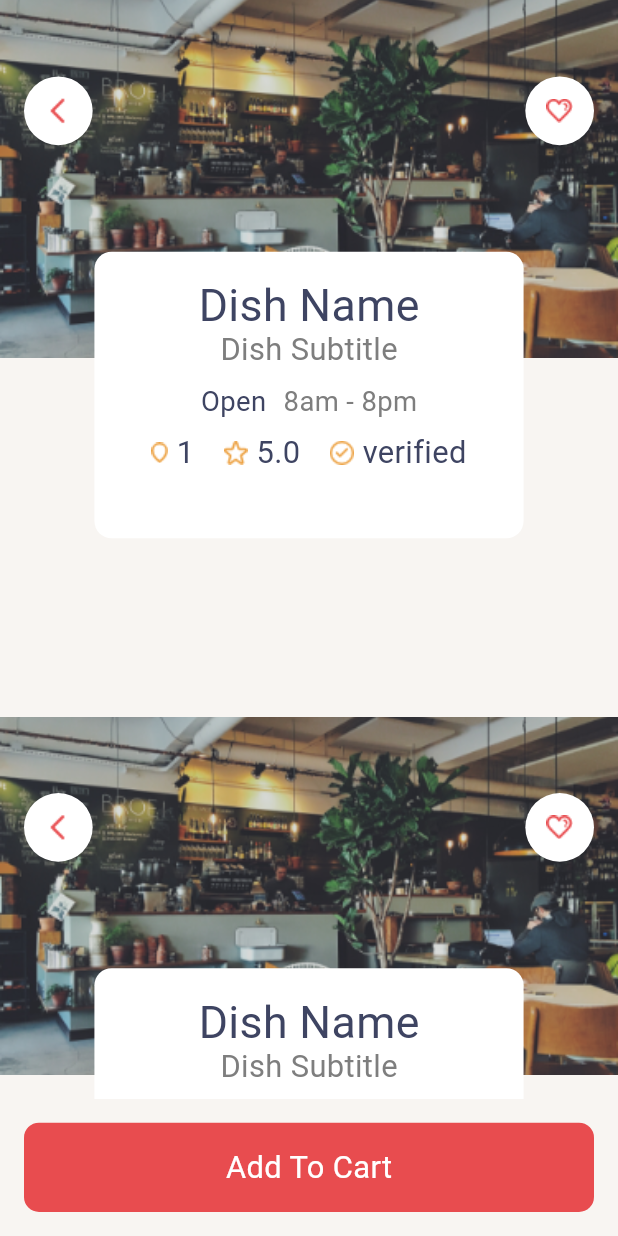
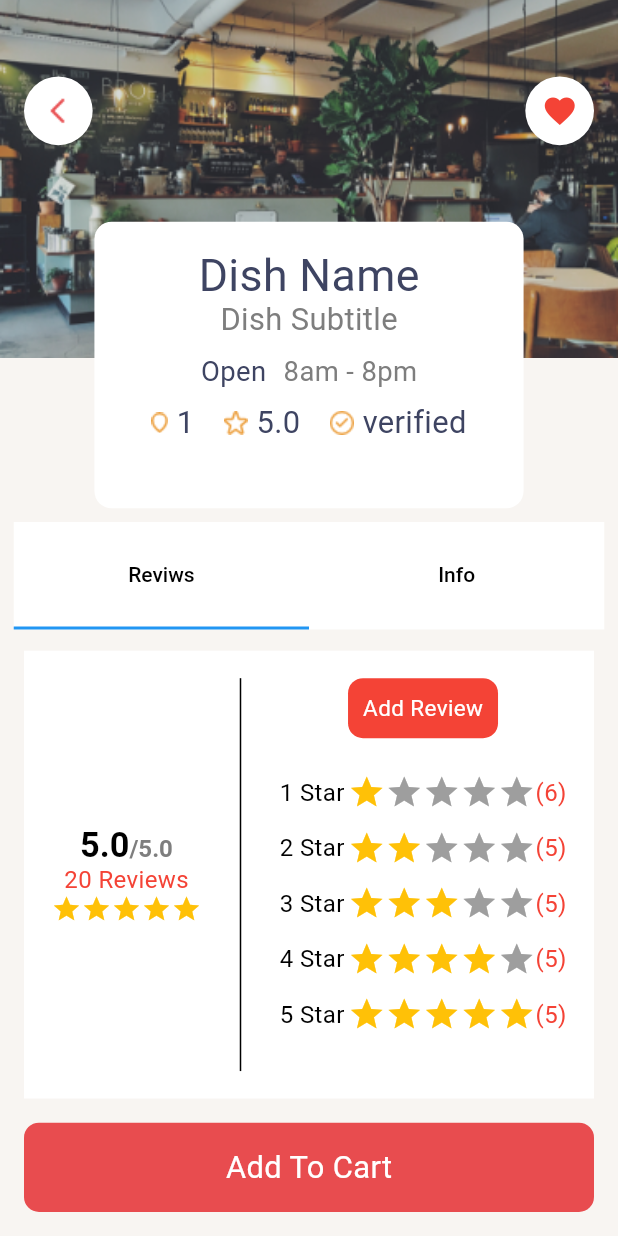
Before and after one commit to shafi21064/food_app, a Flutter app: the screen it shows after launch, after a tap on "Dish Name", on a phone screen of 412 x 824 dp. Run offline on Flutter 3.47's test engine with Material 2 defaults, Android fonts, the phone set to English and light mode, and no system bars; drawn by our look-alikes of flutter_rating_bar; our stand-ins replace flutter_screenutil.

Commit message:
review page added

```diff
--- a/lib/main.dart
+++ b/lib/main.dart
@@ -2,7 +2,6 @@ import 'package:flutter/material.dart';
 import 'package:flutter_screenutil/flutter_screenutil.dart';
 import 'package:food_app/src/data/global_widgets/bottom_navigation.dart';
 import 'package:food_app/src/controller/item_provider.dart';
-import 'package:food_app/src/modules/home/home.dart';
 import 'package:provider/provider.dart';
 
 void main() {
--- a/lib/src/controller/item_provider.dart
+++ b/lib/src/controller/item_provider.dart
@@ -13,7 +13,7 @@ class ItemProvider extends ChangeNotifier{
       'item_left' : '5'
     },
     {
-      'id' : 1,
+      'id' : 2,
       'item_pic' : 'assets/images/dish_two.png',
       'item_name' : 'Dish Name2',
       'item_subname' : 'Dish Subtitle',
@@ -22,7 +22,7 @@ class ItemProvider extends ChangeNotifier{
       'item_left' : '5'
     },
     {
-      'id' : 1,
+      'id' : 3,
       'item_pic' : 'assets/images/dish_one.png',
       'item_name' : 'Dish Name3',
       'item_subname' : 'Dish Subtitle',
@@ -31,7 +31,7 @@ class ItemProvider extends ChangeNotifier{
       'item_left' : '5'
     },
     {
-      'id' : 1,
+      'id' : 4,
       'item_pic' : 'assets/images/dish_two.png',
       'item_name' : 'Dish Name4',
       'item_subname' : 'Dish Subtitle',
@@ -40,4 +40,12 @@ class ItemProvider extends ChangeNotifier{
       'item_left' : '5'
     }
   ];
+
+  bool _isFavorite = false ;
+  bool get isFavorite => _isFavorite;
+
+  void setIsFavorite(){
+    _isFavorite = !_isFavorite;
+    notifyListeners();
+  }
 }
--- a/lib/src/data/global_widgets/bottom_navigation.dart
+++ b/lib/src/data/global_widgets/bottom_navigation.dart
@@ -1,6 +1,6 @@
 import 'package:flutter/material.dart';
 import 'package:food_app/src/modules/cart/cart_screen.dart';
-import 'package:food_app/src/modules/home/home.dart';
+import 'package:food_app/src/modules/home/views/home.dart';
 import 'package:food_app/src/modules/search/search_screen.dart';
 import 'package:food_app/src/modules/account/user_screen.dart';
 
--- a/lib/src/data/global_widgets/custom_button.dart
+++ b/lib/src/data/global_widgets/custom_button.dart
@@ -1,7 +1,7 @@
 import 'package:flutter/material.dart';
 import 'package:flutter_screenutil/flutter_screenutil.dart';
 import 'package:food_app/src/data/global_widgets/small_widget/text_widget.dart';
-import 'package:food_app/src/data/utils/const_color.dart';
+import 'package:food_app/src/data/utils/custom_color.dart';
 
 class CustomButton extends StatelessWidget {
   String buttonName;
--- a/lib/src/data/global_widgets/dish_item.dart
+++ b/lib/src/data/global_widgets/dish_item.dart
@@ -1,6 +1,6 @@
 import 'package:flutter/material.dart';
 import 'package:flutter_screenutil/flutter_screenutil.dart';
-import 'package:food_app/src/data/utils/const_color.dart';
+import 'package:food_app/src/data/utils/custom_color.dart';
 
 class DishItem extends StatelessWidget {
   String dishImage,
--- a/lib/src/data/global_widgets/item_info.dart
+++ b/lib/src/data/global_widgets/item_info.dart
@@ -1,7 +1,7 @@
 import 'package:flutter/material.dart';
 import 'package:flutter_screenutil/flutter_screenutil.dart';
 import 'package:food_app/src/data/global_widgets/small_widget/text_widget.dart';
-import 'package:food_app/src/data/utils/const_color.dart';
+import 'package:food_app/src/data/utils/custom_color.dart';
 
 class ItemInfo extends StatelessWidget {
   String dishTitle, subTitle;
--- a/lib/src/data/global_widgets/menu_box.dart
+++ b/lib/src/data/global_widgets/menu_box.dart
@@ -1,6 +1,6 @@
 import 'package:flutter/material.dart';
 import 'package:flutter_screenutil/flutter_screenutil.dart';
-import 'package:food_app/src/data/utils/const_color.dart';
+import 'package:food_app/src/data/utils/custom_color.dart';
 
 class MenuBox extends StatelessWidget {
   String menuTitle, menuIcon;
--- a/lib/src/modules/cart/cart_screen.dart
+++ b/lib/src/modules/cart/cart_screen.dart
@@ -1,66 +1,14 @@
 import 'package:flutter/material.dart';
-import 'package:flutter_screenutil/flutter_screenutil.dart';
-import 'package:food_app/src/data/global_widgets/custom_button.dart';
-import 'package:food_app/src/data/global_widgets/dish_item.dart';
-import 'package:food_app/src/modules/cart/local_widget/returant_background.dart';
 
 class CartScreen extends StatelessWidget {
-  String? dishTitle, disSubTitle;
-   CartScreen({super.key,  this.dishTitle,  this.disSubTitle});
+  const CartScreen({super.key});
 
   @override
   Widget build(BuildContext context) {
-    return Scaffold(
-        backgroundColor: const Color(0xffF8F5F2),
-      body:
-           Column(
-             children: [
-               Expanded(
-                 flex: 8,
-                 child: SingleChildScrollView(
-
-                   child: Column(
-                     children: [
-                       ResturantBackground(
-                         dishTitle: '$dishTitle',
-                         disSubTitle: '$disSubTitle',
-                       ),
-                       SizedBox(height: 200.h,),
-                       ResturantBackground(
-                         dishTitle: '$dishTitle',
-                         disSubTitle: '$disSubTitle',
-                       ),
-                       SizedBox(height: 200.h,),
-                       ResturantBackground(
-                         dishTitle: '$dishTitle',
-                         disSubTitle: '$disSubTitle',
-                       ),
-                       SizedBox(height: 200.h,),
-                       ResturantBackground(
-                         dishTitle: '$dishTitle',
-                         disSubTitle: '$disSubTitle',
-                       ),
-                       SizedBox(height: 200.h,),
-                       ResturantBackground(
-                         dishTitle: '$dishTitle',
-                         disSubTitle: '$disSubTitle',
-                       ),
-                     ],
-                   ),
-                 ),
-               ),
-
-
-
-               Expanded(
-                 //flex: 1,
-                 child: CustomButton(
-                   buttonName: 'Add To Cart',
-                 ),
-               )
-             ],
-           ),
-
+    return const Scaffold(
+      body: Center(
+        child: Text('this is cart'),
+      ),
     );
   }
 }
--- a/lib/src/modules/home/local_widgets/home_greetings.dart
+++ b/lib/src/modules/home/local_widgets/home_greetings.dart
@@ -1,6 +1,6 @@
 import 'package:flutter/material.dart';
 import 'package:flutter_screenutil/flutter_screenutil.dart';
-import 'package:food_app/src/data/utils/const_color.dart';
+import 'package:food_app/src/data/utils/custom_color.dart';
 
 class HomeGreeting extends StatelessWidget {
 
--- a/lib/src/modules/home/local_widgets/home_location.dart
+++ b/lib/src/modules/home/local_widgets/home_location.dart
@@ -1,6 +1,6 @@
 import 'package:flutter/material.dart';
 import 'package:flutter_screenutil/flutter_screenutil.dart';
-import 'package:food_app/src/data/utils/const_color.dart';
+import 'package:food_app/src/data/utils/custom_color.dart';
 
 class HomeLocation extends StatelessWidget {
 
--- /dev/null
+++ b/lib/src/modules/home/local_widgets/info_tab.dart
@@ -0,0 +1,11 @@
+import 'package:flutter/material.dart';
+import 'package:food_app/src/data/global_widgets/small_widget/text_widget.dart';
+
+class InfoTab extends StatelessWidget {
+  const InfoTab({super.key});
+
+  @override
+  Widget build(BuildContext context) {
+    return   TextWidget(title: 'this is info',color: Colors.black,fontSize: 19,);
+  }
+}
--- a/lib/src/modules/cart/local_widget/returant_background.dart
+++ b/lib/src/modules/home/local_widgets/returant_background.dart
@@ -6,7 +6,8 @@ import 'package:provider/provider.dart';
 
 class ResturantBackground extends StatelessWidget {
   String dishTitle, disSubTitle;
-  ResturantBackground({super.key, required this.dishTitle, required this.disSubTitle});
+  ResturantBackground(
+      {super.key, required this.dishTitle, required this.disSubTitle});
 
   @override
   Widget build(BuildContext context) {
@@ -20,49 +21,56 @@ class ResturantBackground extends StatelessWidget {
             Container(
               height: 200.h,
               width: MediaQuery.sizeOf(context).width,
-              child: Image.asset('assets/images/resturant_background.png', fit: BoxFit.cover,),
+              child: Image.asset(
+                'assets/images/resturant_background.png',
+                fit: BoxFit.cover,
+              ),
             ),
             Positioned(
               top: 50,
               left: 16,
               child: InkWell(
-                onTap: (){
+                onTap: () {
                   Navigator.pop(context);
                 },
                 child: Container(
                   height: 40.h,
                   width: 40.w,
-                  decoration: BoxDecoration(
-                    color: Colors.white,
-                    shape: BoxShape.circle
-                  ),
+                  decoration: const BoxDecoration(
+                      color: Colors.white, shape: BoxShape.circle),
                   child: Image.asset('assets/images/back.png'),
                 ),
               ),
             ),
-
             Positioned(
               top: 50,
               right: 16,
-              child: Container(
-                height: 40.h,
-                width: 40.w,
-                decoration: BoxDecoration(
-                    color: Colors.white,
-                    shape: BoxShape.circle
+              child: InkWell(
+                onTap: () {
+                  provider.setIsFavorite();
+                },
+                child: Container(
+                  height: 40.h,
+                  width: 40.w,
+                  decoration: const BoxDecoration(
+                      color: Colors.white, shape: BoxShape.circle),
+                  child: provider.isFavorite
+                      ? const Icon(
+                          Icons.favorite_border,
+                          color: Colors.red,
+                        )
+                      : const Icon(
+                          Icons.favorite,
+                          color: Colors.red,
+                        ),
                 ),
-                child: Image.asset('assets/images/m_love.png'),
               ),
             )
           ],
         ),
         Positioned(
-          bottom: -120,
-            child: ItemInfo(
-              dishTitle: dishTitle,
-              subTitle: disSubTitle
-            )
-        )
+            bottom: -100,
+            child: ItemInfo(dishTitle: dishTitle, subTitle: disSubTitle))
       ],
     );
   }
--- /dev/null
+++ b/lib/src/modules/home/local_widgets/reviws.dart
@@ -0,0 +1,224 @@
+import 'package:flutter/material.dart';
+import 'package:flutter_rating_bar/flutter_rating_bar.dart';
+import 'package:flutter_screenutil/flutter_screenutil.dart';
+import 'package:food_app/src/data/global_widgets/small_widget/text_widget.dart';
+import 'package:food_app/src/data/utils/custom_color.dart';
+
+class ReviewsTab extends StatelessWidget {
+  ReviewsTab({super.key});
+
+  var customColor = const CustomColor();
+
+  @override
+  Widget build(BuildContext context) {
+    return Container(
+      margin: EdgeInsets.all(16.w),
+      child: Row(
+        crossAxisAlignment: CrossAxisAlignment.start,
+        mainAxisAlignment: MainAxisAlignment.spaceBetween,
+        children: [
+          Column(
+            mainAxisAlignment: MainAxisAlignment.center,
+            children: [
+              //TextWidget(title: 'Review', fontSize: 16.sp, color: Colors.red),
+              // SizedBox(
+              //   height: 20.h,
+              // ),
+              RichText(
+                  text: TextSpan(
+                      text: '5.0',
+                      style: TextStyle(
+                          color: Colors.black,
+                          fontSize: 20.sp,
+                          fontWeight: FontWeight.bold),
+                      children: [
+                    TextSpan(
+                        text: '/',
+                        style: TextStyle(
+                            fontSize: 14.sp, color: customColor.fadedBlack)),
+                    TextSpan(
+                        text: '5.0',
+                        style: TextStyle(
+                            fontSize: 14.sp, color: customColor.fadedBlack))
+                  ])),
+              // SizedBox(
+              //   height: 25.h,
+              // ),
+              TextWidget(title: '20 Reviews', fontSize: 16, color: Colors.red),
+              // SizedBox(
+              //   height: 20.h,
+              // ),
+              RatingBar.builder(
+                itemSize: 20,
+                initialRating: 5,
+                minRating: 1,
+                direction: Axis.horizontal,
+                allowHalfRating: true,
+                itemCount: 5,
+                //itemPadding: EdgeInsets.symmetric(horizontal: 4.0),
+                itemBuilder: (context, _) => Icon(
+                  Icons.star,
+                  color: Colors.amber,
+                ),
+                onRatingUpdate: (rating) {
+                  print(rating);
+                },
+              ),
+            ],
+          ),
+          Container(
+            height: MediaQuery.sizeOf(context).height,
+            width: 1,
+            color: Colors.black,
+          ),
+          Column(
+            children: [
+              Container(
+                  alignment: Alignment.center,
+                  height: 40,
+                  width: 100,
+                  decoration: BoxDecoration(
+                      color: Colors.red,
+                      borderRadius: BorderRadius.circular(10)),
+                  child: TextWidget(
+                    title: 'Add Review',
+                    fontSize: 15,
+                    color: Colors.white,
+                  )),
+              SizedBox(
+                height: 20.h,
+              ),
+              Row(
+                children: [
+                  TextWidget(title: '1 Star', fontSize: 16, color: Colors.black),
+                  SizedBox(width: 2.w,),
+                  RatingBar.builder(
+                    itemSize: 25,
+                    initialRating: 1,
+                    minRating: 1,
+                    direction: Axis.horizontal,
+                    allowHalfRating: true,
+                    itemCount: 5,
+                    //itemPadding: EdgeInsets.symmetric(horizontal: 4.0),
+                    itemBuilder: (context, _) => Icon(
+                      Icons.star,
+                      color: Colors.amber,
+                    ),
+                    onRatingUpdate: (rating) {
+                      print(rating);
+                    },
+                  ),
+                  TextWidget(title: '(6)', fontSize: 16, color: Colors.red),
+                ],
+              ),
+
+              SizedBox(height: 10.h,),
+
+              Row(
+                children: [
+                  TextWidget(title: '2 Star', fontSize: 16, color: Colors.black),
+                  SizedBox(width: 2.w,),
+                  RatingBar.builder(
+                    itemSize: 25,
+                    initialRating: 2,
+                    minRating: 1,
+                    direction: Axis.horizontal,
+                    allowHalfRating: true,
+                    itemCount: 5,
+                    //itemPadding: EdgeInsets.symmetric(horizontal: 4.0),
+                    itemBuilder: (context, _) => Icon(
+                      Icons.star,
+                      color: Colors.amber,
+                    ),
+                    onRatingUpdate: (rating) {
+                      print(rating);
+                    },
+                  ),
+                  TextWidget(title: '(5)', fontSize: 16, color: Colors.red),
+                ],
+              ),
+
+              SizedBox(height: 10.h,),
+
+              Row(
+                children: [
+                  TextWidget(title: '3 Star', fontSize: 16, color: Colors.black),
+                  SizedBox(width: 2.w,),
+                  RatingBar.builder(
+                    itemSize: 25,
+                    initialRating: 3,
+                    minRating: 1,
+                    direction: Axis.horizontal,
+                    allowHalfRating: true,
+                    itemCount: 5,
+                    //itemPadding: EdgeInsets.symmetric(horizontal: 4.0),
+                    itemBuilder: (context, _) => Icon(
+                      Icons.star,
+                      color: Colors.amber,
+                    ),
+                    onRatingUpdate: (rating) {
+                      print(rating);
+                    },
+                  ),
+                  TextWidget(title: '(5)', fontSize: 16, color: Colors.red),
+                ],
+              ),
+
+              SizedBox(height: 10.h,),
+
+              Row(
+                children: [
+                  TextWidget(title: '4 Star', fontSize: 16, color: Colors.black),
+                  SizedBox(width: 2.w,),
+                  RatingBar.builder(
+                    itemSize: 25,
+                    initialRating: 4,
+                    minRating: 1,
+                    direction: Axis.horizontal,
+                    allowHalfRating: true,
+                    itemCount: 5,
+                    //itemPadding: EdgeInsets.symmetric(horizontal: 4.0),
+                    itemBuilder: (context, _) => Icon(
+                      Icons.star,
+                      color: Colors.amber,
+                    ),
+                    onRatingUpdate: (rating) {
+                      print(rating);
+                    },
+                  ),
+                  TextWidget(title: '(5)', fontSize: 16, color: Colors.red),
+                ],
+              ),
+
+              SizedBox(height: 10.h,),
+
+              Row(
+                children: [
+                  TextWidget(title: '5 Star', fontSize: 16, color: Colors.black),
+                  SizedBox(width: 2.w,),
+                  RatingBar.builder(
+                    itemSize: 25,
+                    initialRating: 5,
+                    minRating: 1,
+                    direction: Axis.horizontal,
+                    allowHalfRating: true,
+                    itemCount: 5,
+                    //itemPadding: EdgeInsets.symmetric(horizontal: 4.0),
+                    itemBuilder: (context, _) => Icon(
+                      Icons.star,
+                      color: Colors.amber,
+                    ),
+                    onRatingUpdate: (rating) {
+                      print(rating);
+                    },
+                  ),
+                  TextWidget(title: '(5)', fontSize: 16, color: Colors.red),
+                ],
+              ),
+            ],
+          )
+        ],
+      ),
+    );
+  }
+}
--- /dev/null
+++ b/lib/src/modules/home/local_widgets/tab_bar_view.dart
@@ -0,0 +1,57 @@
+import 'package:flutter/material.dart';
+import 'package:flutter_screenutil/flutter_screenutil.dart';
+import 'package:food_app/src/modules/home/local_widgets/info_tab.dart';
+import 'package:food_app/src/modules/home/local_widgets/reviws.dart';
+
+class TabBarViewCart extends StatefulWidget {
+   TabBarViewCart({super.key});
+
+  @override
+  State<TabBarViewCart> createState() => _TabBarViewCartState();
+}
+
+class _TabBarViewCartState extends State<TabBarViewCart> with TickerProviderStateMixin {
+  @override
+  Widget build(BuildContext context) {
+    TabController _tabcontroller = TabController(length: 2, vsync: this);
+    return Column(
+      children: [
+        Container(
+          margin: EdgeInsets.all(8.w),
+          height: 60.h,
+          width: MediaQuery.of(context).size.width,
+          decoration: const BoxDecoration(
+            color: Colors.white,
+
+          ),
+          child: TabBar(
+            controller: _tabcontroller,
+              tabs: const [
+            Tab(
+              child: Text('Reviws', style: TextStyle(color: Colors.black),),
+            ),
+            Tab(
+              child: Text('Info', style: TextStyle(color: Colors.black),),
+            )
+          ]),
+        ),
+        Container(
+          margin: const EdgeInsets.only(top: 5, left: 16, right: 16),
+          height: 250.h,
+          width: MediaQuery.sizeOf(context).width,
+          decoration: const BoxDecoration(
+            color: Colors.white,
+
+          ),
+          child: TabBarView(
+            controller: _tabcontroller,
+            children: [
+              ReviewsTab(),
+              const InfoTab()
+            ],
+          ),
+        )
+      ],
+    );
+  }
+}
--- a/lib/src/modules/home/local_widgets/today_promo.dart
+++ b/lib/src/modules/home/local_widgets/today_promo.dart
@@ -2,7 +2,7 @@ import 'package:flutter/material.dart';
 import 'package:flutter_screenutil/flutter_screenutil.dart';
 import 'package:food_app/src/controller/item_provider.dart';
 import 'package:food_app/src/data/global_widgets/dish_item.dart';
-import 'package:food_app/src/modules/cart/cart_screen.dart';
+import 'package:food_app/src/modules/home/views/promo_screen.dart';
 import 'package:provider/provider.dart';
 
 class TodayPromo extends StatelessWidget {
@@ -24,7 +24,7 @@ class TodayPromo extends StatelessWidget {
                 InkWell(
                   onTap: (){
                     Navigator.push(context, MaterialPageRoute(builder: (context)=>
-                        CartScreen(
+                        PromoScreen(
                           dishTitle: itemProvider.itemList[index]['item_name'],
                           disSubTitle: itemProvider.itemList[index]['item_subname'],
                         )));
--- a/lib/src/modules/home/home.dart
+++ b/lib/src/modules/home/views/home.dart
@@ -2,7 +2,6 @@ import 'package:flutter/material.dart';
 import 'package:flutter_screenutil/flutter_screenutil.dart';
 import 'package:food_app/src/data/global_widgets/app_bar.dart';
 import 'package:food_app/src/data/global_widgets/title_with_see_all.dart';
-import 'package:food_app/src/modules/cart/cart_screen.dart';
 import 'package:food_app/src/modules/home/local_widgets/home_greetings.dart';
 import 'package:food_app/src/modules/home/local_widgets/home_icon_list.dart';
 import 'package:food_app/src/modules/home/local_widgets/home_location.dart';
@@ -12,10 +11,6 @@ import 'package:provider/provider.dart';
 
 class HomeScreen extends StatelessWidget {
   const HomeScreen({super.key});
-
-  buttonWork (){
-    print('work');
-  }
 
   @override
   Widget build(BuildContext context) {
@@ -47,9 +42,7 @@ class HomeScreen extends StatelessWidget {
                title: 'Today\'s promo',
                buttonText: 'See all',
              ),
-              TodayPromo(
-               buttonWork: buttonWork(),
-             ),
+              TodayPromo(),
               //SizedBox(height: 5.h,),
               //const TodayPromo(),
 
--- /dev/null
+++ b/lib/src/modules/home/views/promo_screen.dart
@@ -0,0 +1,55 @@
+import 'package:flutter/material.dart';
+import 'package:flutter_screenutil/flutter_screenutil.dart';
+import 'package:food_app/src/data/global_widgets/custom_button.dart';
+import 'package:food_app/src/data/global_widgets/dish_item.dart';
+import 'package:food_app/src/modules/home/local_widgets/returant_background.dart';
+import 'package:food_app/src/modules/home/local_widgets/tab_bar_view.dart';
+
+
+class PromoScreen extends StatefulWidget {
+  String? dishTitle, disSubTitle;
+   PromoScreen({super.key,  this.dishTitle,  this.disSubTitle});
+
+  @override
+  State<PromoScreen> createState() => _PromoScreenState();
+}
+
+class _PromoScreenState extends State<PromoScreen> {
+  @override
+  Widget build(BuildContext context) {
+    return Scaffold(
+        backgroundColor: const Color(0xffF8F5F2),
+      body:
+           Column(
+             children: [
+               Expanded(
+                 flex: 8,
+                 child: SingleChildScrollView(
+
+                   child: Column(
+                     children: [
+                       ResturantBackground(
+                         dishTitle: '${widget.dishTitle}',
+                         disSubTitle: '${widget.disSubTitle}',
+                       ),
+                       const SizedBox(height: 100,),
+                       TabBarViewCart()
+                     ],
+                   ),
+                 ),
+               ),
+
+
+
+               Expanded(
+                 //flex: 1,
+                 child: CustomButton(
+                   buttonName: 'Add To Cart',
+                 ),
+               )
+             ],
+           ),
+
+    );
+  }
+}
--- a/pubspec.yaml
+++ b/pubspec.yaml
@@ -37,6 +37,7 @@ dependencies:
   cupertino_icons: ^1.0.2
   provider: ^6.0.5
   flutter_screenutil: ^5.9.0
+  flutter_rating_bar: ^4.0.1
 
 dev_dependencies:
   flutter_test:
```
Also changed, not shown: lib/src/data/utils/custom_color.dart (renamed from lib/src/data/utils/const_color.dart), pubspec.lock.
